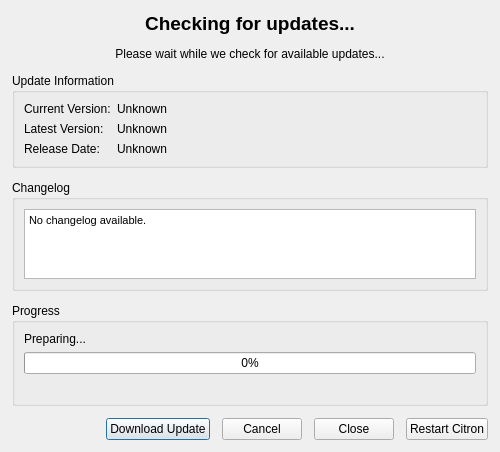
Above: src/citron/updater/updater_dialog.ui from citron-neo/emulator before the change. Below: the same form after it.
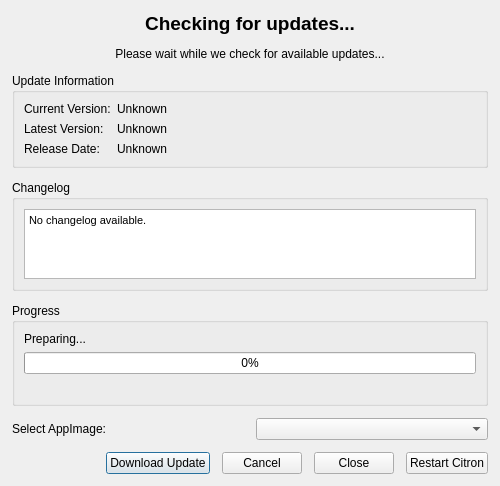
That is the form after the change. Icons and pictures are not drawn.

Patch:
```diff
--- a/src/citron/updater/updater_dialog.ui
+++ b/src/citron/updater/updater_dialog.ui
@@ -192,6 +192,22 @@
      </property>
     </spacer>
    </item>
+   <!-- Start of added widgets -->
+   <item>
+    <layout class="QHBoxLayout" name="appImageSelectorLayout">
+     <item>
+      <widget class="QLabel" name="appImageSelectorLabel">
+       <property name="text">
+        <string>Select AppImage:</string>
+       </property>
+      </widget>
+     </item>
+     <item>
+      <widget class="QComboBox" name="appImageSelector"/>
+     </item>
+    </layout>
+   </item>
+   <!-- End of added widgets -->
    <item>
     <layout class="QHBoxLayout" name="buttonLayout">
      <item>
```
